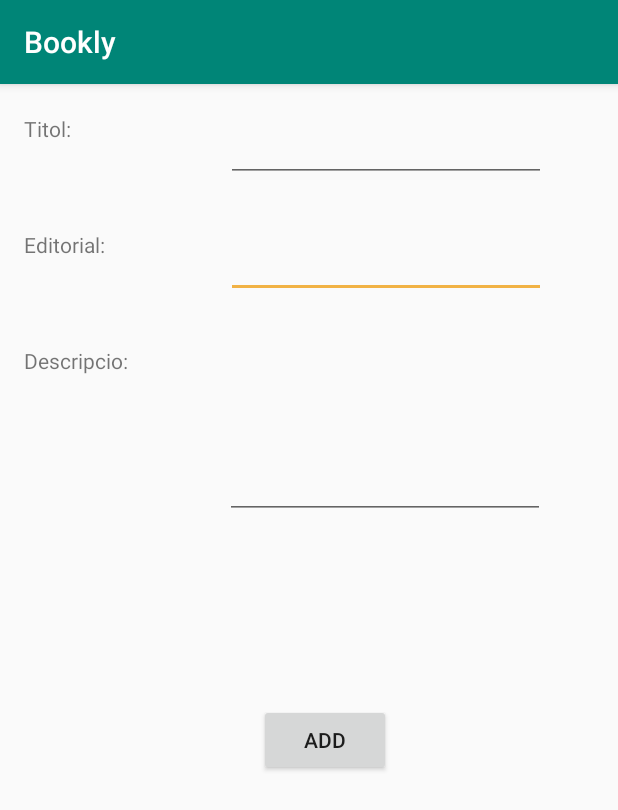
After one commit to ESDEFRANC/Bookly, an Android app: the AddBook screen opened directly, with no data from a screen before it, on a phone screen of 412 x 824 dp. The commit adds this screen. Shown: the top 810 px of the screen. Run offline under Robolectric (Android 15) with nearby library versions, the phone set to English and light mode, and no system bars; our stand-ins replace Firebase (no records; nobody signed in at launch, a user with empty details on screens opened directly); 1 statement that could not run was skipped.

Commit message:
add book created
Add book created but no go back to shelf

```diff
--- a/app/src/main/AndroidManifest.xml
+++ b/app/src/main/AndroidManifest.xml
@@ -13,6 +13,8 @@
         android:supportsRtl="true"
         android:theme="@style/AppTheme"
         tools:ignore="GoogleAppIndexingWarning">
+        <activity android:name=".AddBook"></activity>
+        <activity android:name=".Books" />
         <activity android:name=".Shelfs" />
         <activity android:name=".SplashScreen" />
         <activity android:name=".Drawers">
--- /dev/null
+++ b/app/src/main/java/com/altemir/adria/bookly/AddBook.kt
@@ -0,0 +1,39 @@
+package com.altemir.adria.bookly
+
+import android.support.v7.app.AppCompatActivity
+import android.os.Bundle
+import android.support.v7.app.AlertDialog
+import android.widget.Button
+import android.widget.EditText
+import android.widget.Toast
+import com.altemir.adria.bookly.Model.Book
+import com.altemir.adria.bookly.Model.Shelf
+import com.google.firebase.database.FirebaseDatabase
+import kotlinx.android.synthetic.main.activity_add_book.*
+import java.util.*
+
+class AddBook : AppCompatActivity() {
+
+    override fun onCreate(savedInstanceState: Bundle?) {
+        super.onCreate(savedInstanceState)
+        setContentView(R.layout.activity_add_book)
+        val shelf = intent.getParcelableExtra<Shelf>("shelfUid");
+        val shelfUid = shelf.uid
+        createBook(shelfUid)
+    }
+
+    private fun createBook(shelfUid:String) {
+        val book = UUID.randomUUID().toString()
+        val ref = FirebaseDatabase.getInstance().getReference("/Book/$book")
+        val inflater = layoutInflater
+        Add.setOnClickListener() {
+            if (!Titol.text.toString().isEmpty()&&!Descripcio.text.toString().isEmpty() && !Editorial.text.toString().isEmpty()) {
+                val shelf1 = Book(book, shelfUid, Titol.text.toString(),Editorial.text.toString(),Descripcio.text.toString())
+                ref.setValue(shelf1)
+            } else {
+                Toast.makeText(this, "Porfavor introduzca los campos", Toast.LENGTH_LONG).show()
+            }
+        }
+
+    }
+}
--- /dev/null
+++ b/app/src/main/res/layout/activity_add_book.xml
@@ -0,0 +1,98 @@
+<?xml version="1.0" encoding="utf-8"?>
+<android.support.constraint.ConstraintLayout xmlns:android="http://schemas.android.com/apk/res/android"
+    xmlns:app="http://schemas.android.com/apk/res-auto"
+    xmlns:tools="http://schemas.android.com/tools"
+    android:layout_width="match_parent"
+    android:layout_height="match_parent"
+    tools:context=".AddBook">
+
+    <TextView
+        android:id="@+id/textView3"
+        android:layout_width="72dp"
+        android:layout_height="45dp"
+        android:layout_marginStart="16dp"
+        android:layout_marginTop="32dp"
+        android:layout_marginBottom="8dp"
+        android:text="Descripcio:"
+        app:layout_constraintBottom_toBottomOf="parent"
+        app:layout_constraintStart_toStartOf="parent"
+        app:layout_constraintTop_toBottomOf="@+id/textView2"
+        app:layout_constraintVertical_bias="0.0" />
+
+    <EditText
+        android:id="@+id/Editorial"
+        android:layout_width="wrap_content"
+        android:layout_height="wrap_content"
+        android:layout_marginStart="8dp"
+        android:layout_marginTop="32dp"
+        android:layout_marginEnd="8dp"
+        android:ems="10"
+        android:inputType="textPersonName"
+        app:layout_constraintEnd_toEndOf="parent"
+        app:layout_constraintHorizontal_bias="0.574"
+        app:layout_constraintStart_toEndOf="@+id/textView2"
+        app:layout_constraintTop_toBottomOf="@+id/Titol" />
+
+    <TextView
+        android:id="@+id/textView2"
+        android:layout_width="72dp"
+        android:layout_height="45dp"
+        android:layout_marginStart="16dp"
+        android:layout_marginTop="32dp"
+        android:text="Editorial:"
+        app:layout_constraintStart_toStartOf="parent"
+        app:layout_constraintTop_toBottomOf="@+id/textView" />
+
+    <TextView
+        android:id="@+id/textView"
+        android:layout_width="50dp"
+        android:layout_height="45dp"
+        android:layout_marginStart="16dp"
+        android:layout_marginTop="20dp"
+        android:text="Titol:"
+        app:layout_constraintStart_toStartOf="parent"
+        app:layout_constraintTop_toTopOf="parent" />
+
+    <EditText
+        android:id="@+id/Titol"
+        android:layout_width="wrap_content"
+        android:layout_height="wrap_content"
+        android:layout_marginStart="8dp"
+        android:layout_marginTop="20dp"
+        android:layout_marginEnd="8dp"
+        android:ems="10"
+        android:inputType="textPersonName"
+        app:layout_constraintEnd_toEndOf="parent"
+        app:layout_constraintHorizontal_bias="0.655"
+        app:layout_constraintStart_toEndOf="@+id/textView"
+        app:layout_constraintTop_toTopOf="parent" />
+
+    <EditText
+        android:id="@+id/Descripcio"
+        android:layout_width="wrap_content"
+        android:layout_height="115dp"
+        android:layout_marginStart="60dp"
+        android:layout_marginTop="32dp"
+        android:layout_marginEnd="8dp"
+        android:ems="10"
+        android:inputType="textMultiLine"
+        app:layout_constraintEnd_toEndOf="parent"
+        app:layout_constraintHorizontal_bias="0.047"
+        app:layout_constraintStart_toEndOf="@+id/textView3"
+        app:layout_constraintTop_toBottomOf="@+id/Editorial" />
+
+    <Button
+        android:id="@+id/Add"
+        android:layout_width="wrap_content"
+        android:layout_height="wrap_content"
+        android:layout_marginStart="8dp"
+        android:layout_marginTop="8dp"
+        android:layout_marginEnd="8dp"
+        android:layout_marginBottom="192dp"
+        android:text="Add"
+        app:layout_constraintBottom_toBottomOf="parent"
+        app:layout_constraintEnd_toEndOf="parent"
+        app:layout_constraintHorizontal_bias="0.534"
+        app:layout_constraintStart_toStartOf="parent"
+        app:layout_constraintTop_toBottomOf="@+id/Descripcio" />
+</android.support.constraint.ConstraintLayout>
--- a/app/src/main/res/layout/activity_add_shelf.xml
+++ b/app/src/main/res/layout/activity_add_shelf.xml
@@ -22,7 +22,7 @@
         />
 
     <EditText
-        android:id="@+id/BiblioName"
+        android:id="@+id/ShelfName"
         android:layout_width="316dp"
         android:layout_height="36dp"
         android:layout_marginStart="8dp"
```
Also changed, not shown: app/src/main/java/com/altemir/adria/bookly/Adapter/customBook.kt (added, +50 -0 lines), app/src/main/java/com/altemir/adria/bookly/Books.kt (added, +90 -0 lines), app/src/main/java/com/altemir/adria/bookly/Model/Book.kt (+35 -1 lines), app/src/main/java/com/altemir/adria/bookly/Shelfs.kt (+9 -1 lines), app/src/main/res/layout/activity_books.xml (added, +36 -0 lines), app/src/main/res/layout/activity_custom_book.xml (added, +20 -0 lines).
